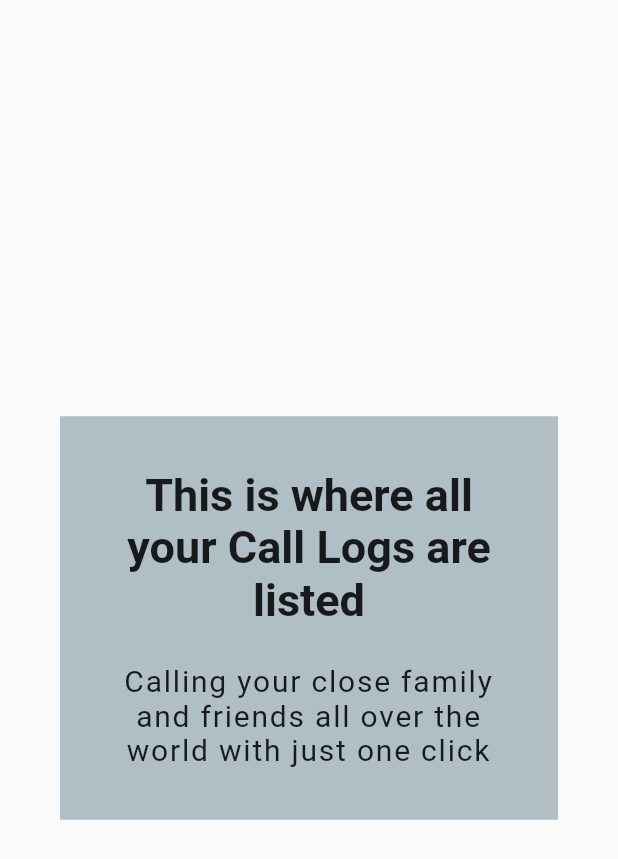
After one commit to mowet601/rtc_firebase, a Flutter app: the LogScreen screen opened directly, on a phone screen of 412 x 824 dp. The commit adds this screen. Shown: the top 859 px of the screen. Run offline on Flutter 3.47's test engine with Material 2 defaults, Android fonts, the phone set to English and light mode, and no system bars; our stand-ins replace audioplayers, cached_network_image, cloud_firestore, email_validator, firebase_core, firebase_storage and 5 more; missing offline and left inert: agora_rtc_engine, cloud_firestore_web, emoji_picker, firebase_core_web, shared_preferences_web; accounts and stored records are empty; network calls fail; project files that could hold a hidden picture were left out.

Commit message:
call logs, hive db, call/pickup cleanup

```diff
--- /dev/null
+++ b/lib/models/hive_db.dart
@@ -0,0 +1,48 @@
+import 'dart:io';
+import 'package:hive/hive.dart';
+import 'package:path_provider/path_provider.dart';
+import 'package:webrtc_test/models/logModel.dart';
+
+class HiveStore {
+  static String boxname = 'Call_Logs';
+
+  static init(String u) async {
+    Directory dir = await getApplicationDocumentsDirectory();
+    Hive.init(dir.path);
+    boxname += '_$u';
+  }
+
+  static Future<int> addLogs(LogModel log) async {
+    Box box = await Hive.openBox(boxname);
+    Map<String, dynamic> logMap = log.toMap();
+    int idOfInput = await box.add(logMap);
+    close();
+    return idOfInput;
+  }
+
+  static void updateLogs(int i, LogModel log) async {
+    Box box = await Hive.openBox(boxname);
+    Map<String, dynamic> logmap = log.toMap();
+    box.putAt(i, logmap);
+    close();
+  }
+
+  static Future<List<LogModel>> getLogs() async {
+    Box box = await Hive.openBox(boxname);
+    List<LogModel> logList = [];
+    for (int i = 0; i < box.length; i++) {
+      var logMap = box.getAt(i);
+      logList.add(LogModel.fromMap(logMap));
+    }
+    close();
+    return logList;
+  }
+
+  static deleteLogs(int logId) async {
+    Box box = await Hive.openBox(boxname);
+    box.deleteAt(logId);
+    close();
+  }
+
+  static close() => Hive.close();
+}
--- /dev/null
+++ b/lib/models/logModel.dart
@@ -0,0 +1,41 @@
+class LogModel {
+  int logId;
+  String callerName;
+  String callerPic;
+  String receiverName;
+  String receiverPic;
+  String callStatus;
+  String timestamp;
+
+  LogModel({
+    this.logId,
+    this.callerName,
+    this.callerPic,
+    this.receiverName,
+    this.receiverPic,
+    this.callStatus,
+    this.timestamp,
+  });
+
+  Map<String, dynamic> toMap() {
+    Map<String, dynamic> map = Map();
+    map['log_id'] = this.logId;
+    map['caller_name'] = this.callerName;
+    map['caller_pic'] = this.callerPic;
+    map['rec_name'] = this.receiverName;
+    map['rec_pic'] = this.receiverPic;
+    map['call_status'] = this.callStatus;
+    map['timestamp'] = this.timestamp;
+    return map;
+  }
+
+  LogModel.fromMap(Map<String, dynamic> map) {
+    this.logId = map['log_id'];
+    this.callerName = map['caller_name'];
+    this.callerPic = map['caller_pic'];
+    this.receiverName = map['rec_name'];
+    this.receiverPic = map['rec_pic'];
+    this.callStatus = map['call_status'];
+    this.timestamp = map['timestamp'];
+  }
+}
--- a/lib/models/userModel.dart
+++ b/lib/models/userModel.dart
@@ -2,18 +2,14 @@ class MyUser {
   String uid;
   String name;
   String email;
-  String username;
+  String profilePhoto;
   String status;
-  int state;
-  String profilePhoto;
 
   MyUser({
     this.uid,
     this.name,
     this.email,
-    this.username,
     this.status,
-    this.state,
     this.profilePhoto,
   });
 
@@ -22,9 +18,7 @@ class MyUser {
     data['uid'] = user.uid;
     data['fullname'] = user.name;
     data['email'] = user.email;
-    data['username'] = user.username;
     data['status'] = user.status;
-    data['state'] = user.state;
     data['profilePhoto'] = user.profilePhoto;
     return data;
   }
@@ -33,9 +27,7 @@ class MyUser {
     this.uid = mapData['uid'];
     this.name = mapData['fullname'];
     this.email = mapData['email'];
-    this.username = mapData['username'];
     this.status = mapData['status'];
-    this.state = mapData['state'];
     this.profilePhoto = mapData['profilePhoto'];
   }
 }
--- a/lib/models/userProvider.dart
+++ b/lib/models/userProvider.dart
@@ -8,10 +8,10 @@ class UserProvider with ChangeNotifier {
   MyUser _user;
   final CollectionReference userCollection =
       FirebaseFirestore.instance.collection(USERS_COLLECTION);
-  //Firebase
 
   MyUser get getUser => _user;
-  void refreshUser() async {
+
+  Future<void> refreshUser() async {
     MyUser user = await getUserDetails();
     _user = user;
     notifyListeners();
--- /dev/null
+++ b/lib/screens/callscreens/log_screen.dart
@@ -0,0 +1,162 @@
+import 'package:flutter/material.dart';
+import 'package:webrtc_test/models/hive_db.dart';
+import 'package:webrtc_test/models/logModel.dart';
+import 'package:webrtc_test/screens/custom_tile.dart';
+import 'package:webrtc_test/string_constant.dart';
+import 'package:webrtc_test/utilityMan.dart';
+
+class LogScreen extends StatelessWidget {
+  @override
+  Widget build(BuildContext context) {
+    return Scaffold(
+      floatingActionButton: Column(
+        mainAxisSize: MainAxisSize.min,
+      ),
+      body: Padding(
+        padding: EdgeInsets.all(15),
+        child: LogListContainer(),
+      ),
+    );
+  }
+}
+
+class LogListContainer extends StatefulWidget {
+  @override
+  _LogListContainerState createState() => _LogListContainerState();
+}
+
+class _LogListContainerState extends State<LogListContainer> {
+  @override
+  Widget build(BuildContext context) {
+    return FutureBuilder<dynamic>(
+      future: HiveStore.getLogs(),
+      builder: (context, AsyncSnapshot snapshot) {
+        if (snapshot.connectionState == ConnectionState.waiting)
+          return Center(child: CircularProgressIndicator());
+        if (snapshot.hasData) {
+          List<dynamic> logList = snapshot.data;
+          if (logList.isNotEmpty) {
+            return ListView.builder(
+                itemCount: logList.length,
+                itemBuilder: (c, i) {
+                  LogModel log = logList[i];
+                  bool hasdialled = log.callStatus == CALL_STATUS_DIALLED;
+                  return CustomTile(
+                    leading: CachedImage(
+                      hasdialled ? log.receiverPic : log.callerPic,
+                      isRound: true,
+                      radius: 45,
+                    ),
+                    mini: false,
+                    title: Text(
+                      hasdialled ? log.receiverName : log.callerName,
+                      style: TextStyle(
+                        fontWeight: FontWeight.bold,
+                        fontSize: 20,
+                      ),
+                    ),
+                    icon: buildCallStatusIcon(log.callStatus),
+                    subtitle: Text(
+                      Utils.formatDateString(log.timestamp),
+                    ),
+                    onLongPress: () => showDialog(
+                        context: context,
+                        builder: (context) => AlertDialog(
+                              title: Text('Delete Call Log?'),
+                              content: Text(
+                                  'Are you sure you wish to Delete this Call Log?'),
+                              actions: [
+                                FlatButton(
+                                  child: Text('Yes'),
+                                  onPressed: () async {
+                                    Navigator.maybePop(context);
+                                    await HiveStore.deleteLogs(i);
+                                    if (mounted) {
+                                      setState(() {});
+                                    }
+                                  },
+                                ),
+                                FlatButton(
+                                  child: Text('No'),
+                                  onPressed: () => Navigator.maybePop(context),
+                                )
+                              ],
+                            )),
+                  );
+                });
+          }
+          return buildQuietbox();
+        }
+        return Text('No Call Logs');
+      },
+    );
+  }
+
+  Widget buildCallStatusIcon(String callstatus) {
+    Icon icon;
+    double iconSize = 15;
+    switch (callstatus) {
+      case CALL_STATUS_DIALLED:
+        icon = Icon(
+          Icons.call_made,
+          size: iconSize,
+          color: Colors.green,
+        );
+        break;
+      case CALL_STATUS_MISSED:
+        icon = Icon(
+          Icons.call_missed,
+          size: iconSize,
+          color: Colors.red,
+        );
+        break;
+      default:
+        icon = Icon(
+          Icons.call_received,
+          size: iconSize,
+          color: Colors.grey,
+        );
+        break;
+    }
+    return Container(
+      margin: EdgeInsets.only(right: 5),
+      child: icon,
+    );
+  }
+
+  Widget buildQuietbox() {
+    return Center(
+      child: Padding(
+        padding: EdgeInsets.symmetric(horizontal: 25),
+        child: Container(
+          color: Colors.blueGrey[200],
+          padding: EdgeInsets.symmetric(vertical: 35, horizontal: 25),
+          child: Column(
+            mainAxisSize: MainAxisSize.min,
+            crossAxisAlignment: CrossAxisAlignment.center,
+            children: [
+              Text(
+                'This is where all your Call Logs are listed',
+                textAlign: TextAlign.center,
+                style: TextStyle(
+                  fontWeight: FontWeight.bold,
+                  fontSize: 30,
+                ),
+              ),
+              SizedBox(height: 25),
+              Text(
+                'Calling your close family and friends all over the world with just one click',
+                textAlign: TextAlign.center,
+                style: TextStyle(
+                  letterSpacing: 1.2,
+                  fontWeight: FontWeight.normal,
+                  fontSize: 20,
+                ),
+              ),
+            ],
+          ),
+        ),
+      ),
+    );
+  }
+}
--- a/lib/screens/callscreens/pickup_screen.dart
+++ b/lib/screens/callscreens/pickup_screen.dart
@@ -3,19 +3,33 @@ import 'package:audioplayers/audioplayers.dart';
 import 'package:flutter/material.dart';
 import 'package:webrtc_test/call_methods.dart';
 import 'package:webrtc_test/models/callModel.dart';
+import 'package:webrtc_test/models/hive_db.dart';
+import 'package:webrtc_test/models/logModel.dart';
 import 'package:webrtc_test/screens/callscreens/call_utilities.dart';
+import 'package:webrtc_test/string_constant.dart';
 import 'package:webrtc_test/utilityMan.dart';
 
 import 'call_screen.dart';
 
-class PickupScreen extends StatelessWidget {
+class PickupScreen extends StatefulWidget {
   final CallModel call;
-  final CallMethods callMethods = CallMethods();
-  final AudioCache audioPlayer = AudioCache();
-
   PickupScreen({
     @required this.call,
   });
+  @override
+  _PickupScreenState createState() => _PickupScreenState();
+}
+
+class _PickupScreenState extends State<PickupScreen> {
+  final CallMethods callMethods = CallMethods();
+  final AudioCache audioPlayer = AudioCache();
+  bool isCallMissed = true;
+
+  @override
+  void dispose() {
+    super.dispose();
+    if (isCallMissed) addLog2Hive(CALL_STATUS_MISSED);
+  }
 
   @override
   Widget build(BuildContext context) {
@@ -42,13 +56,13 @@ class PickupScreen extends StatelessWidget {
               ),
               SizedBox(height: 50),
               Image.network(
-                call.callerPic,
+                widget.call.callerPic,
                 height: 150,
                 width: 150,
               ),
               SizedBox(height: 15),
               Text(
-                call.callerName,
+                widget.call.callerName,
                 style: TextStyle(
                     fontWeight: FontWeight.bold,
                     fontSize: 20,
@@ -63,7 +77,9 @@ class PickupScreen extends StatelessWidget {
                     backgroundColor: Colors.redAccent,
                     elevation: 0,
                     onPressed: () async {
-                      await callMethods.endCall(call: call);
+                      isCallMissed = false;
+                      addLog2Hive(CALL_STATUS_RECEIVED);
+                      await callMethods.endCall(call: widget.call);
                       p.stop();
                       audioPlayer.clearCache();
                     },
@@ -73,13 +89,15 @@ class PickupScreen extends StatelessWidget {
                       child: Icon(Icons.call, color: Colors.white),
                       backgroundColor: Colors.green,
                       onPressed: () async {
+                        isCallMissed = false;
+                        addLog2Hive(CALL_STATUS_RECEIVED);
                         if (await MyPermissions
                             .isCameraAndMicPermissionsGranted()) {
                           Navigator.push(
                               context,
                               MaterialPageRoute(
                                   builder: (context) =>
-                                      CallScreen(call: call)));
+                                      CallScreen(call: widget.call)));
                           p.stop();
                           audioPlayer.clearCache();
                         } else
@@ -95,4 +113,16 @@ class PickupScreen extends StatelessWidget {
       ),
     );
   }
+
+  addLog2Hive(String callStatus) {
+    LogModel log = LogModel(
+      callerName: widget.call.callerName,
+      callerPic: widget.call.callerPic,
+      receiverName: widget.call.receiverName,
+      receiverPic: widget.call.receiverPic,
+      timestamp: DateTime.now().toString(),
+      callStatus: callStatus,
+    );
+    HiveStore.addLogs(log);
+  }
 }
--- a/lib/screens/login_screen.dart
+++ b/lib/screens/login_screen.dart
@@ -18,6 +18,7 @@ class _LoginScreenState extends State<LoginScreen> {
   final _passwordController = TextEditingController();
   FirebaseFirestore _firestore = FirebaseFirestore.instance;
   bool _isLoggingIn = false;
+  BuildContext c;
 
   @override
   void dispose() {
@@ -38,6 +39,7 @@ class _LoginScreenState extends State<LoginScreen> {
 
   @override
   Widget build(BuildContext context) {
+    c = context;
     return Container(
       child: Padding(
         padding: EdgeInsets.all(32),
@@ -129,6 +131,10 @@ class _LoginScreenState extends State<LoginScreen> {
       _emailController.text = e;
       _passwordController.text = p;
     });
+
+    if (e != '' && p != '') {
+      performLogin(c);
+    }
   }
 
   void performLogin(BuildContext c) async {
--- a/lib/screens/search_screen.dart
+++ b/lib/screens/search_screen.dart
@@ -97,7 +97,7 @@ class _SearchScreenState extends State<SearchScreen> {
   }
 
   Widget getSearchSuggestions(String q) {
-    // TODO: add more fields to search over (name / userid)
+    // TODO: fine tune search using regex / patterns
     final List<Map<String, dynamic>> suggestionList = _query.isEmpty
         ? []
         : _listofusers.where((Map<String, dynamic> user) {
--- a/lib/string_constant.dart
+++ b/lib/string_constant.dart
@@ -2,3 +2,7 @@ const String USERS_COLLECTION = 'users';
 const String MESSAGES_COLLECTION = 'messages';
 const String CALL_COLLECTION = 'calls';
 const String CONTACTS_COLLECTION = 'contacts';
+
+const String CALL_STATUS_DIALLED = 'dialled';
+const String CALL_STATUS_RECEIVED = 'received';
+const String CALL_STATUS_MISSED = 'missed';
```
Also changed, not shown: lib/screens/callscreens/call_utilities.dart (+12 -0 lines), lib/screens/chatlist_screen.dart (+30 -54 lines), lib/screens/home_screen.dart (+95 -56 lines), lib/utilityMan.dart (+6 -32 lines), pubspec.yaml (+10 -7 lines), 1 other file.
